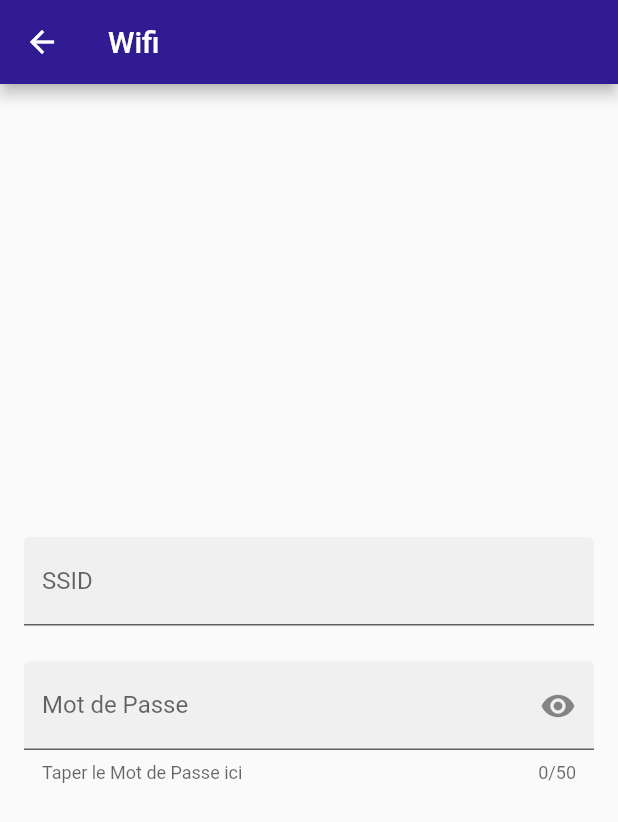
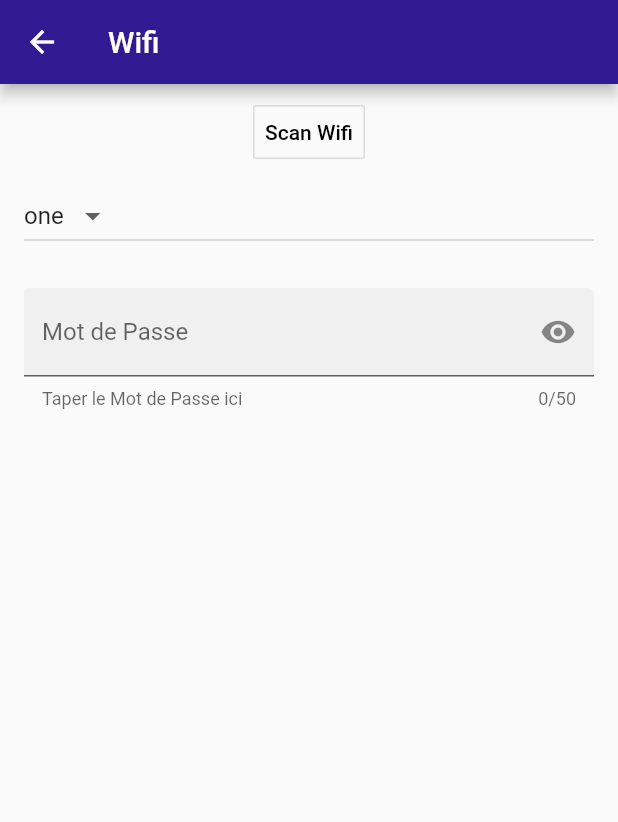
Before and after one commit to Saiqui/SoundBerry-Android-App, a Flutter app: the screen it shows after launch, in the side drawer, after a tap on "Wifi Setup", on a phone screen of 412 x 824 dp. Shown: the top 822 px of the screen. Run offline on Flutter 3.47's test engine with Material 2 defaults, Android fonts, the phone set to English and light mode, and no system bars; our stand-ins replace flutter_bluetooth_serial, fluttertoast.

Commit message:
ajout scan wifi + modif

```diff
--- a/lib/home_page.dart
+++ b/lib/home_page.dart
@@ -109,7 +109,10 @@ class _MyAppState extends State<MyApp> {
               ListTile(
                 title: new Text("Close"),
                 trailing: Icon(Icons.cancel),
-                onTap: () => Navigator.of(context).push(MaterialPageRoute(builder: (BuildContext context) => MyApp())),
+                onTap: () {
+                  Navigator.of(context).pop();
+                  Navigator.of(context).push(MaterialPageRoute(builder: (BuildContext context) => MyApp()));
+                }
               )
             ],
           ),
--- a/lib/wifi_setup.dart
+++ b/lib/wifi_setup.dart
@@ -1,6 +1,6 @@
 import 'package:flutter/material.dart';
-
-
+import 'package:fluttertoast/fluttertoast.dart';
+import 'package:flutter_bluetooth_serial/flutter_bluetooth_serial.dart';
 
 class WifiSetup extends StatefulWidget {
   @override
@@ -8,11 +8,25 @@ class WifiSetup extends StatefulWidget {
 }
 
 class _WifiSetupState extends State<WifiSetup> {
+
   final GlobalKey<FormFieldState<String>> _passwordFieldKey =
     new GlobalKey<FormFieldState<String>>();
 
+  static const menuItems = <String>[
+    'one',
+    'two',
+  ];
+
+  final List<DropdownMenuItem<String>> _ssidItems = menuItems
+  .map(
+    (String value) => DropdownMenuItem<String>(
+      value: value,
+      child: Text(value),
+    )
+  )
+  .toList();
   String _password;
-
+  String ssiddropdowm = "one";
 
   @override
   Widget build(BuildContext context) {
@@ -24,16 +38,34 @@ class _WifiSetupState extends State<WifiSetup> {
       body: Container(
         padding: const EdgeInsets.symmetric(horizontal: 16.0),
         child: Column(
-          mainAxisAlignment: MainAxisAlignment.center,
+          mainAxisAlignment: MainAxisAlignment.start,
           crossAxisAlignment: CrossAxisAlignment.stretch,
           children: <Widget>[
-            TextFormField(
-              decoration: const InputDecoration(
-                border: UnderlineInputBorder(),
-                filled: true,
-                icon: null,
-                labelText: 'SSID'
-              ),
+            ButtonBar(
+              alignment: MainAxisAlignment.center,
+              children: <Widget>[
+                OutlineButton(
+                  child: Text("Scan Wifi"),
+                  onPressed: (){
+                    FlutterBluetoothSerial.instance.write("w.1");
+                    Fluttertoast.showToast(
+                      msg: "Scan Wifi sur le raspberry",
+                      toastLength: Toast.LENGTH_SHORT,
+                    );
+                  },
+                )
+              ],
+            ),
+
+            DropdownButton(
+              value: ssiddropdowm,
+              hint: Text("SSID"),
+              onChanged: ((String value){
+                setState(() {
+                  ssiddropdowm = value;
+                });
+              }),
+              items: _ssidItems,
             ),
             SizedBox(
               height: 24.0
--- a/pubspec.yaml
+++ b/pubspec.yaml
@@ -21,6 +21,8 @@ dependencies:
     sdk: flutter
   flutter_bluetooth_serial: ^0.0.4
   flutter_launcher_icons: ^0.7.0
+  fluttertoast: ^3.0.3
+
   # The following adds the Cupertino Icons font to your application.
   # Use with the CupertinoIcons class for iOS style icons.
   cupertino_icons: ^0.1.2
```
